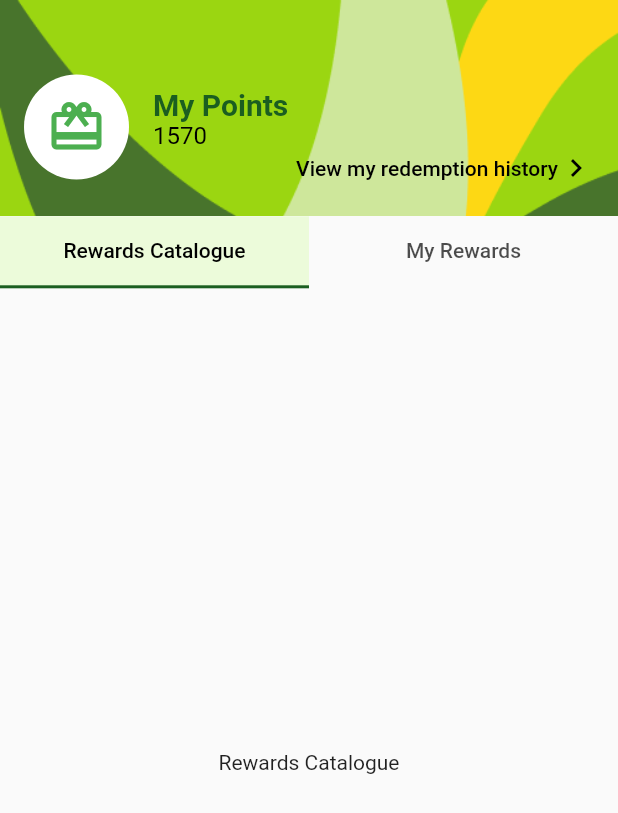
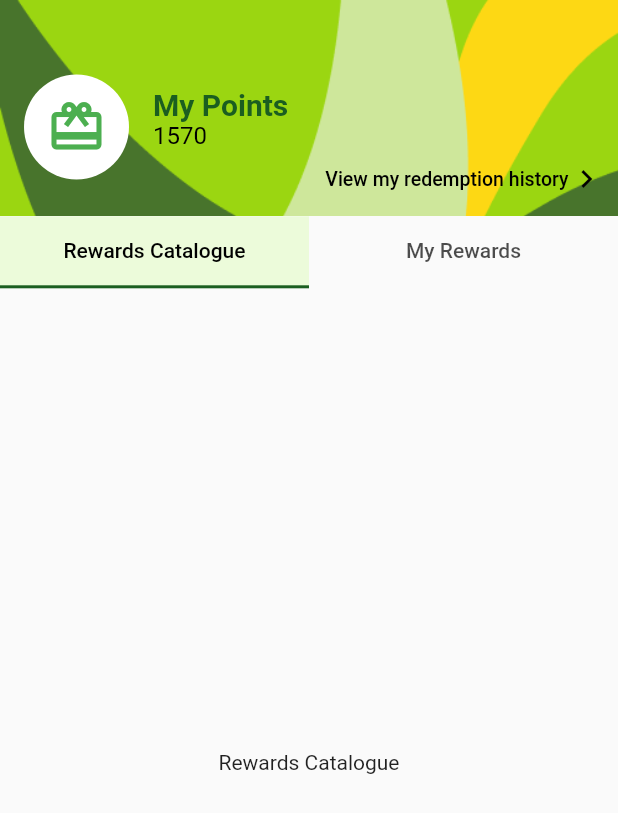
Before and after one commit to Endairion/6002CEM_Group13, a Flutter app: the Rewards screen opened directly, on a phone screen of 412 x 824 dp. Shown: the top 813 px of the screen. Run offline on Flutter 3.47's test engine with Material 2 defaults, Android fonts, the phone set to English and light mode, and no system bars; our stand-ins replace cloud_firestore, dotted_border, firebase_auth, firebase_core, flutter_native_splash, get and 2 more; accounts and stored records are empty; network calls fail; statements that could not run were skipped.

Commit message:
Hot Fix Rewards

```diff
--- a/lib/Rewards.dart
+++ b/lib/Rewards.dart
@@ -87,8 +87,8 @@ class _RewardsState extends State<Rewards> with SingleTickerProviderStateMixin {
                   ),
                 ),
                 Positioned(
-                  bottom: 8,
-                  right: 8,
+                  bottom: 1,
+                  right: 1,
                   child: TextButton(
                     onPressed: () {
                       Navigator.push(
@@ -105,7 +105,7 @@ class _RewardsState extends State<Rewards> with SingleTickerProviderStateMixin {
                         Text(
                           'View my redemption history',
                           style: TextStyle(
-                            fontSize: 14,
+                            fontSize: 13,
                             color: Colors.black,
                           ),
                         ),
```
